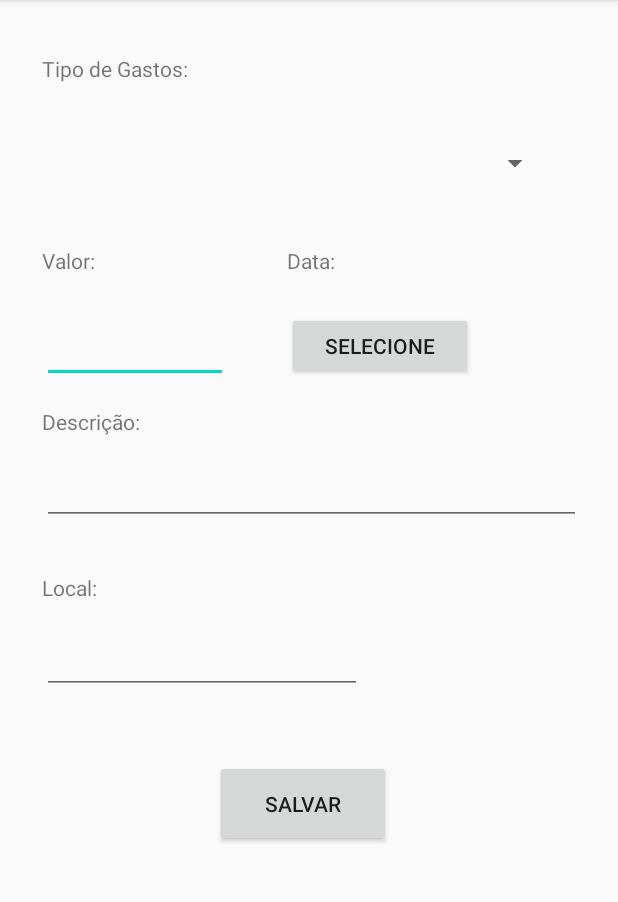
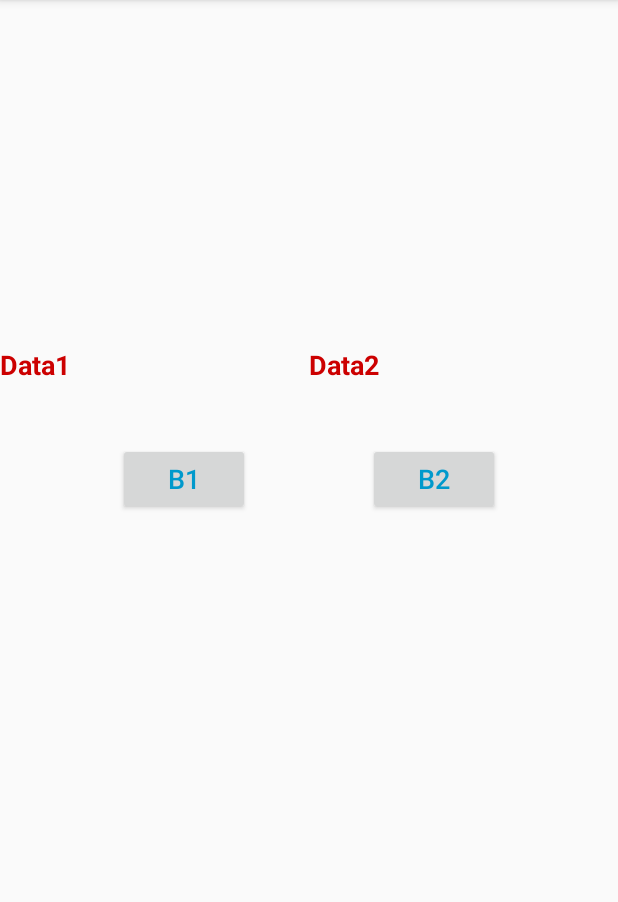
Before and after one commit to maroyofelippe/PAM1-ATIVIDADE-LAYOUT, an Android app: the screen it shows after launch (MainActivity before the commit, Exemplo2Activity after it), on a phone screen of 412 x 824 dp, the part 84-986 px from its top. Run offline under Robolectric (Android 15) with nearby library versions, the phone set to English and light mode, and no system bars.

Commit message:
Tela Exemplo2

```diff
--- a/app/src/main/AndroidManifest.xml
+++ b/app/src/main/AndroidManifest.xml
@@ -9,13 +9,16 @@
         android:roundIcon="@mipmap/ic_launcher_round"
         android:supportsRtl="true"
         android:theme="@style/AppTheme">
-        <activity android:name=".MainActivity">
+        <activity android:name=".Exemplo2Activity">
             <intent-filter>
                 <action android:name="android.intent.action.MAIN" />
 
                 <category android:name="android.intent.category.LAUNCHER" />
             </intent-filter>
         </activity>
+        <activity android:name=".MainActivity">
+
+        </activity>
     </application>
 
 </manifest>
--- /dev/null
+++ b/app/src/main/java/br/com/etechoracio/layout/Exemplo2Activity.java
@@ -0,0 +1,14 @@
+package br.com.etechoracio.layout;
+
+import androidx.appcompat.app.AppCompatActivity;
+
+import android.os.Bundle;
+
+public class Exemplo2Activity extends AppCompatActivity {
+
+    @Override
+    protected void onCreate(Bundle savedInstanceState) {
+        super.onCreate(savedInstanceState);
+        setContentView(R.layout.activity_exemplo2);
+    }
+}
--- /dev/null
+++ b/app/src/main/res/layout/activity_exemplo2.xml
@@ -0,0 +1,63 @@
+<?xml version="1.0" encoding="utf-8"?>
+<androidx.constraintlayout.widget.ConstraintLayout xmlns:android="http://schemas.android.com/apk/res/android"
+    xmlns:app="http://schemas.android.com/apk/res-auto"
+    xmlns:tools="http://schemas.android.com/tools"
+    android:layout_width="match_parent"
+    android:layout_height="match_parent"
+    tools:context=".Exemplo2Activity">
+
+    <Button
+        android:id="@+id/button3"
+        android:layout_width="wrap_content"
+        android:layout_height="48dp"
+        android:layout_marginTop="40dp"
+        android:text="@string/btnb1"
+        android:textColor="@android:color/holo_blue_dark"
+        android:textSize="18sp"
+        app:layout_constraintEnd_toEndOf="@+id/textView6"
+        app:layout_constraintEnd_toStartOf="@+id/button4"
+        app:layout_constraintHorizontal_bias="0.5"
+        app:layout_constraintStart_toStartOf="parent"
+        app:layout_constraintTop_toBottomOf="@+id/textView6" />
+
+    <TextView
+        android:id="@+id/textView6"
+        android:layout_width="0dp"
+        android:layout_height="wrap_content"
+        android:text="@string/data1"
+        android:textColor="@android:color/holo_red_dark"
+        android:textSize="18sp"
+        android:textStyle="bold"
+        app:layout_constraintBottom_toBottomOf="parent"
+        app:layout_constraintEnd_toStartOf="@+id/textView7"
+        app:layout_constraintHorizontal_bias="0.5"
+        app:layout_constraintStart_toStartOf="parent"
+        app:layout_constraintTop_toTopOf="parent"
+        app:layout_constraintVertical_bias="0.31" />
+
+    <TextView
+        android:id="@+id/textView7"
+        android:layout_width="0dp"
+        android:layout_height="wrap_content"
+        android:text="@string/data2"
+        android:textColor="@android:color/holo_red_dark"
+        android:textSize="18sp"
+        android:textStyle="bold"
+        app:layout_constraintEnd_toEndOf="parent"
+        app:layout_constraintHorizontal_bias="0.5"
+        app:layout_constraintStart_toEndOf="@+id/textView6"
+        app:layout_constraintTop_toTopOf="@+id/textView6" />
+
+    <Button
+        android:id="@+id/button4"
+        android:layout_width="wrap_content"
+        android:layout_height="wrap_content"
+        android:layout_marginTop="40dp"
+        android:text="@string/btnb2"
+        android:textColor="@android:color/holo_blue_dark"
+        android:textSize="18sp"
+        app:layout_constraintEnd_toEndOf="parent"
+        app:layout_constraintHorizontal_bias="0.5"
+        app:layout_constraintStart_toEndOf="@+id/button3"
+        app:layout_constraintTop_toBottomOf="@+id/textView7" />
+</androidx.constraintlayout.widget.ConstraintLayout>
--- a/app/src/main/res/values/strings.xml
+++ b/app/src/main/res/values/strings.xml
@@ -7,4 +7,8 @@
     <string name="local">Local:</string>
     <string name="btnSalvar">SALVAR</string>
     <string name="btnSelecione">SELECIONE</string>
+    <string name="btnb1">B1</string>
+    <string name="btnb2">B2</string>
+    <string name="data1">Data1</string>
+    <string name="data2">Data2</string>
 </resources>
```
